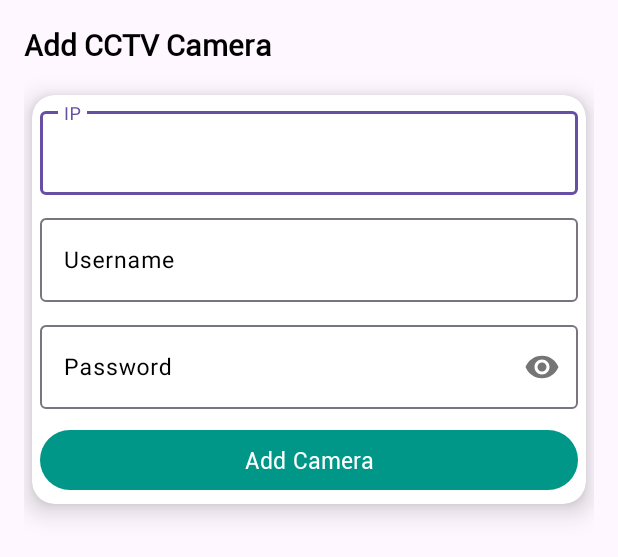
After one commit to MakMoinee/ElderWatch, an Android app: the layout activity_add_devices.xml on its own in the app's theme, with its tools: preview values and no code run, on a phone screen of 412 x 824 dp. The commit adds this screen. Shown: the top 557 px of the screen. Run offline under Robolectric (Android 15) with nearby library versions, the phone set to English and light mode, and no system bars.

Commit message:
update code

```diff
--- a/app/src/main/java/com/elderwatch/client/DashboardActivity.java
+++ b/app/src/main/java/com/elderwatch/client/DashboardActivity.java
@@ -65,7 +65,7 @@ public class DashboardActivity extends AppCompatActivity implements LogoutListen
         // Passing each menu ID as a set of Ids because each
         // menu should be considered as top level destinations.
         mAppBarConfiguration = new AppBarConfiguration.Builder(
-                R.id.nav_home, R.id.nav_generate_qr, R.id.nav_activities, R.id.nav_gallery, R.id.nav_logout)
+                R.id.nav_home, R.id.nav_generate_qr, R.id.nav_activities, R.id.nav_gallery, R.id.nav_devices, R.id.nav_logout)
                 .setOpenableLayout(drawer)
                 .build();
         navController = Navigation.findNavController(this, R.id.nav_host_fragment_content_dashboard);
--- /dev/null
+++ b/app/src/main/res/drawable/ic_add_white.xml
@@ -0,0 +1,5 @@
+<vector android:height="24dp" android:tint="#FFFFFF"
+    android:viewportHeight="24" android:viewportWidth="24"
+    android:width="24dp" xmlns:android="http://schemas.android.com/apk/res/android">
+    <path android:fillColor="@android:color/white" android:pathData="M19,13h-6v6h-2v-6H5v-2h6V5h2v6h6v2z"/>
+</vector>
--- /dev/null
+++ b/app/src/main/res/drawable/ic_devices.xml
@@ -0,0 +1,5 @@
+<vector android:height="24dp" android:tint="#000000"
+    android:viewportHeight="24" android:viewportWidth="24"
+    android:width="24dp" xmlns:android="http://schemas.android.com/apk/res/android">
+    <path android:fillColor="@android:color/white" android:pathData="M4,6h18L22,4L4,4c-1.1,0 -2,0.9 -2,2v11L0,17v3h14v-3L4,17L4,6zM23,8h-6c-0.55,0 -1,0.45 -1,1v10c0,0.55 0.45,1 1,1h6c0.55,0 1,-0.45 1,-1L24,9c0,-0.55 -0.45,-1 -1,-1zM22,17h-4v-7h4v7z"/>
+</vector>
--- /dev/null
+++ b/app/src/main/res/layout/activity_add_devices.xml
@@ -0,0 +1,116 @@
+<?xml version="1.0" encoding="utf-8"?>
+<androidx.coordinatorlayout.widget.CoordinatorLayout xmlns:android="http://schemas.android.com/apk/res/android"
+    xmlns:app="http://schemas.android.com/apk/res-auto"
+    android:layout_width="match_parent"
+    android:layout_height="match_parent">
+
+    <RelativeLayout
+        android:layout_width="match_parent"
+        android:layout_height="match_parent"
+        android:padding="16dp">
+
+        <TextView
+            android:id="@+id/lblAddCCTV"
+            android:layout_width="wrap_content"
+            android:layout_height="wrap_content"
+            android:fontFamily="@font/roboto_regular"
+            android:text="Add CCTV Camera"
+            android:textColor="@android:color/black"
+            android:textSize="20sp"
+            android:textStyle="bold" />
+
+
+        <androidx.cardview.widget.CardView
+            android:id="@+id/cardAddCCTV"
+            android:layout_width="match_parent"
+            android:layout_height="wrap_content"
+            android:layout_below="@+id/lblAddCCTV"
+            android:layout_marginLeft="5dp"
+            android:layout_marginTop="20dp"
+            android:layout_marginRight="5dp"
+            app:cardCornerRadius="15dp"
+            app:cardElevation="10dp">
+
+            <RelativeLayout
+                android:layout_width="match_parent"
+                android:layout_height="wrap_content"
+                android:padding="5dp">
+
+                <com.google.android.material.textfield.TextInputLayout
+                    android:id="@+id/layoutIP"
+                    android:layout_width="match_parent"
+                    android:layout_height="wrap_content"
+                    android:hint="IP"
+                    android:textColorHint="@android:color/black">
+
+                    <com.google.android.material.textfield.TextInputEditText
+                        android:id="@+id/editIP"
+                        android:layout_width="match_parent"
+                        android:layout_height="wrap_content"
+                        android:inputType="numberDecimal"
+                        android:lines="1"
+                        android:maxLines="1"
+                        android:minLines="1"
+                        android:textColor="@android:color/black"
+                        android:textSize="15sp" />
+                </com.google.android.material.textfield.TextInputLayout>
+
+                <com.google.android.material.textfield.TextInputLayout
+                    android:id="@+id/layoutUser"
+                    android:layout_width="match_parent"
+                    android:layout_height="wrap_content"
+                    android:layout_below="@+id/layoutIP"
+                    android:layout_marginTop="10dp"
+                    android:hint="Username"
+                    android:textColorHint="@android:color/black">
+
+                    <com.google.android.material.textfield.TextInputEditText
+                        android:id="@+id/editUsername"
+                        android:layout_width="match_parent"
+                        android:layout_height="wrap_content"
+                        android:inputType="textPersonName"
+                        android:lines="1"
+                        android:maxLines="1"
+                        android:minLines="1"
+                        android:textColor="@android:color/black"
+                        android:textSize="15sp" />
+                </com.google.android.material.textfield.TextInputLayout>
+
+                <com.google.android.material.textfield.TextInputLayout
+                    android:id="@+id/layoutPassword"
+                    android:layout_width="match_parent"
+                    android:layout_height="wrap_content"
+                    android:layout_below="@+id/layoutUser"
+                    android:layout_marginTop="10dp"
+                    android:hint="Password"
+                    android:textColorHint="@android:color/black"
+                    app:passwordToggleEnabled="true">
+
+                    <com.google.android.material.textfield.TextInputEditText
+                        android:id="@+id/editPassword"
+                        android:layout_width="match_parent"
+                        android:layout_height="wrap_content"
+                        android:inputType="textPassword"
+                        android:lines="1"
+                        android:maxLines="1"
+                        android:minLines="1"
+                        android:textColor="@android:color/black"
+                        android:textSize="15sp" />
+                </com.google.android.material.textfield.TextInputLayout>
+
+                <Button
+                    android:id="@+id/btnAddCCTV"
+                    android:layout_width="match_parent"
+                    android:layout_height="wrap_content"
+                    android:layout_below="@+id/layoutPassword"
+                    android:layout_marginTop="10dp"
+                    android:fontFamily="@font/roboto_regular"
+                    android:text="Add Camera"
+                    android:textSize="15sp"
+                    android:theme="@style/CustomThemeBG" />
+            </RelativeLayout>
+
+        </androidx.cardview.widget.CardView>
+    </RelativeLayout>
+
+</androidx.coordinatorlayout.widget.CoordinatorLayout>
--- a/app/src/main/res/navigation/mobile_navigation.xml
+++ b/app/src/main/res/navigation/mobile_navigation.xml
@@ -30,6 +30,12 @@
         tools:layout="@layout/fragment_gallery" />
 
     <fragment
+        android:id="@+id/nav_devices"
+        android:name="com.elderwatch.client.ui.devices.DevicesFragment"
+        android:label="@string/menu_devices"
+        tools:layout="@layout/fragment_devices" />
+
+    <fragment
         android:id="@+id/nav_logout"
         android:name="com.elderwatch.client.ui.LogoutFragment"
         android:label="Logout"
--- a/app/src/main/res/values/strings.xml
+++ b/app/src/main/res/values/strings.xml
@@ -10,6 +10,7 @@
 
     <string name="menu_home">Home</string>
     <string name="menu_gallery">Gallery</string>
+    <string name="menu_devices">Devices</string>
     <string name="menu_slideshow">Slideshow</string>
     <string name="web_client_id">1034148438127-f6cbuujqda89qiml3lhiok9ptv5alg4o.apps.googleusercontent.com</string>
     <string name="title_activity_parent_dashboard">ParentDashboardActivity</string>
```
Also changed, not shown: app/src/main/java/com/elderwatch/client/AddDevicesActivity.java (added, +21 -0 lines), app/src/main/java/com/elderwatch/client/otherActivity/parents/ParentDashboardActivity.java (+4 -8 lines), app/src/main/java/com/elderwatch/client/ui/devices/DevicesFragment.java (added, +24 -0 lines), app/src/main/res/layout/fragment_devices.xml (added, +20 -0 lines), app/src/main/res/menu/activity_main_drawer.xml (+8 -2 lines).
